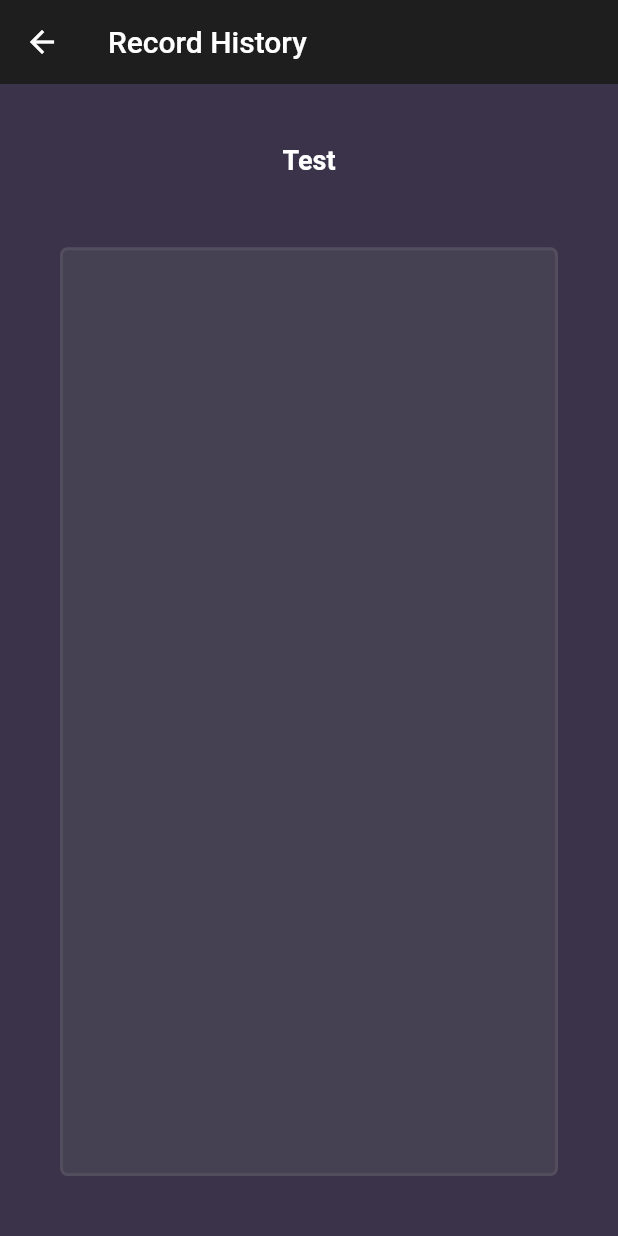
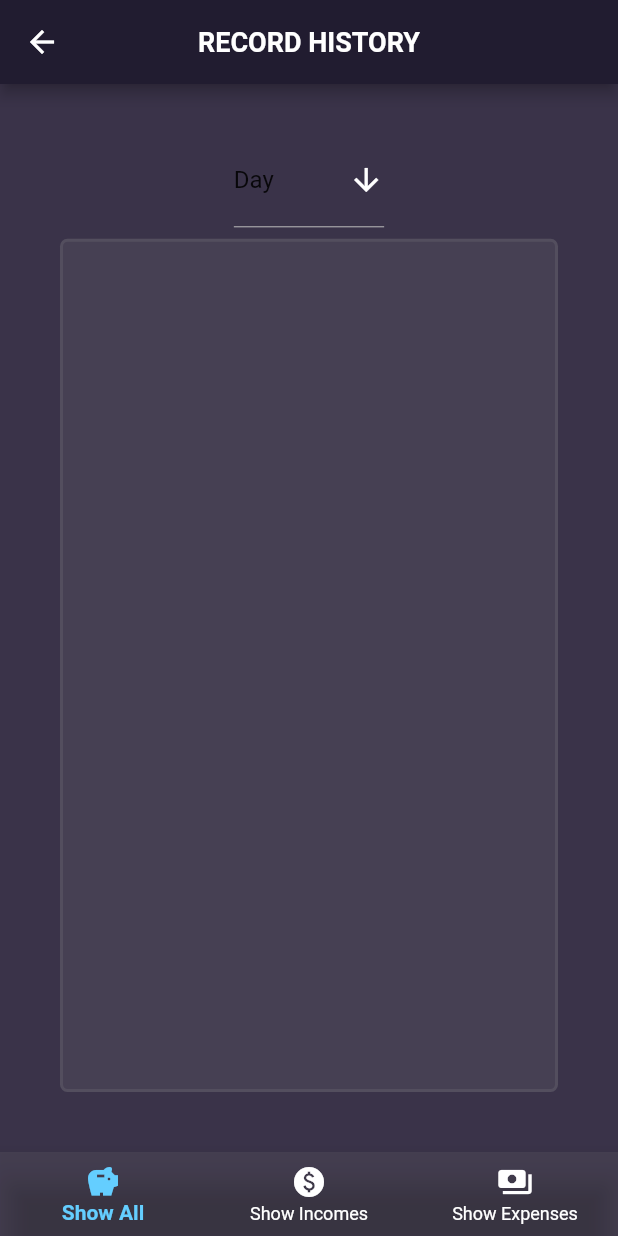
Before and after one commit to PolRecasensSarra/MyFinances, a Flutter app: the screen it shows after launch, after a tap on the "open in new" icon, on a phone screen of 412 x 824 dp. Run offline on Flutter 3.47's test engine with Material 2 defaults, Android fonts, the phone set to English and light mode, and no system bars.

```diff
--- /dev/null
+++ b/finance_app/lib/Filter.dart
@@ -0,0 +1,4 @@
+class Filter {
+  final String filterName;
+  Filter(this.filterName);
+}
--- a/finance_app/lib/HistoryRecord.dart
+++ b/finance_app/lib/HistoryRecord.dart
@@ -1,8 +1,11 @@
+import 'package:finance_app/Entry.dart';
+import 'package:finance_app/Filter.dart';
 import 'package:finance_app/InfoManager.dart';
 import 'package:flutter/material.dart';
+import 'Utils.dart';
 
-import 'Entry.dart';
-import 'Utils.dart';
+// Enum with the different view types.
+enum ViewTypes { all, income, expense }
 
 class HistoryRecordPage extends StatefulWidget {
   final InfoManager infoManager;
@@ -15,33 +18,93 @@ class HistoryRecordPage extends StatefulWidget {
 
 class _HistoryRecordPageState extends State<HistoryRecordPage> {
   ScrollController scrollController = ScrollController();
-  Utils utils = Utils();
+  // Enum variable that indicates the view type.
+  ViewTypes _selectedViewType = ViewTypes.all;
+  // Local entry list modified by the view selected type.
+  List<Entry> entryListByView = [];
+  String filterSelected = Utils.filters.first;
+
+  @override
+  void initState() {
+    updateEntriesByViewType();
+    setState(() {});
+    super.initState();
+  }
+
   @override
   Widget build(BuildContext context) {
     return Scaffold(
       appBar: AppBar(
-        backgroundColor: const Color.fromARGB(255, 30, 30, 30),
-        elevation: 0.0,
         title: const Text(
-          "Record History",
+          "RECORD HISTORY",
+          style: TextStyle(
+            color: Colors.white,
+            fontWeight: FontWeight.bold,
+            fontSize: 18,
+          ),
         ),
+        centerTitle: true,
       ),
       backgroundColor: const Color.fromARGB(255, 58, 51, 73),
+      bottomNavigationBar: BottomNavigationBar(
+        selectedLabelStyle: const TextStyle(
+          fontWeight: FontWeight.bold,
+        ),
+        selectedItemColor: const Color.fromARGB(255, 100, 206, 255),
+        unselectedItemColor: Colors.white,
+        backgroundColor: const Color.fromARGB(34, 146, 146, 146),
+        items: const [
+          BottomNavigationBarItem(
+            label: "Show All",
+            icon: Icon(
+              Icons.savings,
+            ),
+          ),
+          BottomNavigationBarItem(
+            label: "Show Incomes",
+            icon: Icon(
+              Icons.paid,
+            ),
+          ),
+          BottomNavigationBarItem(
+            label: "Show Expenses",
+            icon: Icon(
+              Icons.payments,
+            ),
+          ),
+        ],
+        currentIndex: _selectedViewType.index,
+        onTap: _onItemTapped,
+      ),
       body: SafeArea(
         child: Padding(
           padding: const EdgeInsets.symmetric(vertical: 40.0, horizontal: 40.0),
           child: Center(
             child: Column(
               children: [
-                const Expanded(
+                Expanded(
                   flex: 10,
-                  child: Text(
-                    "Test",
-                    style: TextStyle(
+                  child: DropdownButton<String>(
+                    value: filterSelected,
+                    icon: const Icon(
+                      Icons.arrow_downward,
                       color: Colors.white,
-                      fontWeight: FontWeight.bold,
-                      fontSize: 18,
                     ),
+                    iconSize: 24,
+                    elevation: 16,
+                    items: Utils.filters.map((String filter) {
+                      return DropdownMenuItem(
+                        value: filter,
+                        child: Text(
+                          filter,
+                        ),
+                      );
+                    }).toList(),
+                    onChanged: (newValue) {
+                      setState(() {
+                        filterSelected = newValue!;
+                      });
+                    },
                   ),
                 ),
                 Expanded(
@@ -62,36 +125,36 @@ class _HistoryRecordPageState extends State<HistoryRecordPage> {
                       child: ListView.builder(
                         shrinkWrap: true,
                         controller: scrollController,
-                        itemCount: widget.infoManager.entryList.length,
+                        itemCount: entryListByView.length,
                         itemBuilder: (context, index) {
                           return Card(
-                            color: utils.getColorByEntryValue(
-                                widget.infoManager.entryList[index].value),
+                            color: Utils.getColorByEntryValue(
+                                entryListByView[index].value),
                             child: ListTile(
                               title: Text(
-                                widget.infoManager.entryList[index].concept,
+                                entryListByView[index].concept,
                                 style: const TextStyle(
                                   color: Colors.white,
                                 ),
                               ),
                               subtitle: Text(
-                                utils.getFormattedDateTime(
-                                    widget.infoManager.entryList[index].date),
+                                Utils.getFormattedDateTime(
+                                    entryListByView[index].date),
                                 style: const TextStyle(
                                   color: Color.fromARGB(255, 180, 180, 180),
                                   fontSize: 10.0,
                                 ),
                               ),
                               trailing: Text(
-                                "${widget.infoManager.entryList[index].value.toPrecision(utils.decimalPrecission)} €",
+                                "${entryListByView[index].value.toPrecision(Utils.decimalPrecission)} €",
                                 style: const TextStyle(
                                   color: Colors.white,
                                 ),
                               ),
-                              focusColor: utils.getColorByEntryValue(
-                                  widget.infoManager.entryList[index].value),
-                              hoverColor: utils.getColorByEntryValue(
-                                  widget.infoManager.entryList[index].value),
+                              focusColor: Utils.getColorByEntryValue(
+                                  entryListByView[index].value),
+                              hoverColor: Utils.getColorByEntryValue(
+                                  entryListByView[index].value),
                               shape: RoundedRectangleBorder(
                                 borderRadius: BorderRadius.circular(5.0),
                               ),
@@ -110,4 +173,40 @@ class _HistoryRecordPageState extends State<HistoryRecordPage> {
       ),
     );
   }
+
+  // Method called when the bottom navigation bar item is tapped.
+  void _onItemTapped(int index) {
+    setState(() {
+      _selectedViewType = ViewTypes.values[index];
+      updateEntriesByViewType();
+    });
+  }
+
+  // Method that updates the entry list given the view type.
+  void updateEntriesByViewType() {
+    // Clear the list.
+    entryListByView.clear();
+    // Get the entries given the view type.
+    switch (_selectedViewType) {
+      case ViewTypes.all:
+        entryListByView = List.from(widget.infoManager.entryList);
+        break;
+      case ViewTypes.income:
+        // For every entry, check if its value is positive and add it to the list.
+        for (Entry entry in List.from(widget.infoManager.entryList)) {
+          if (entry.value >= 0.0) {
+            entryListByView.add(entry);
+          }
+        }
+        break;
+      case ViewTypes.expense:
+        // For every entry, check if its value is negative and add it to the list.
+        for (Entry entry in List.from(widget.infoManager.entryList)) {
+          if (entry.value < 0.0) {
+            entryListByView.add(entry);
+          }
+        }
+        break;
+    }
+  }
 }
--- a/finance_app/lib/Utils.dart
+++ b/finance_app/lib/Utils.dart
@@ -1,16 +1,24 @@
 import 'dart:io';
-
-import 'package:finance_app/Entry.dart';
+import 'package:finance_app/Filter.dart';
 import 'package:flutter/material.dart';
 import 'package:intl/intl.dart';
 
 class Utils {
   // Decimal precision.
-  final int decimalPrecission = 2;
+  static int decimalPrecission = 2;
+  static List<String> filters = [
+    "Day",
+    "7 days",
+    "Week",
+    "Month",
+    "6 months",
+    "12 months",
+    "Year"
+  ];
 
   // Method that given a date time, formats it to day of the week if the date time is inside the current week or the day-month otherwise.
   // @param dateTime String the stored date time.
-  String getFormattedDateTime(String dateTime) {
+  static String getFormattedDateTime(String dateTime) {
     // Convert the saved date string to DateTime.
     DateTime givenDate = DateTime.parse(dateTime);
     // Get the current DateTime and get the difference with the given date.
@@ -24,11 +32,32 @@ class Utils {
   }
 
   // Return a color depending on if the value is positive or negative.
-  Color getColorByEntryValue(double value) {
+  static Color getColorByEntryValue(double value) {
     return value >= 0.0
         ? const Color.fromARGB(255, 80, 95, 110)
         : const Color.fromARGB(255, 94, 80, 110);
   }
+
+  // Method that returns the list of filters as Filter class.
+  static List<Filter> getFilters() {
+    List<Filter> filtersList = [];
+    for (String filterStr in filters) {
+      filtersList.add(Filter(filterStr));
+    }
+    return filtersList;
+  }
+
+  // List that returns a list of drop down menu items given a filter list.
+  /*List<DropdownMenuItem<Filter>> getFiltersAsItemsList() {
+    List<DropdownMenuItem<Filter>> listItems = [];
+    for (Filter filter in getFilters()) {
+      listItems.add(DropdownMenuItem<Filter>(
+        value: filter,
+        child: Text(filter.filterName),
+      ));
+    }
+    return listItems;
+  }*/
 }
 
 extension FormatDouble on double {
```
Also changed, not shown: finance_app/lib/FinancePage.dart (+6 -8 lines).
